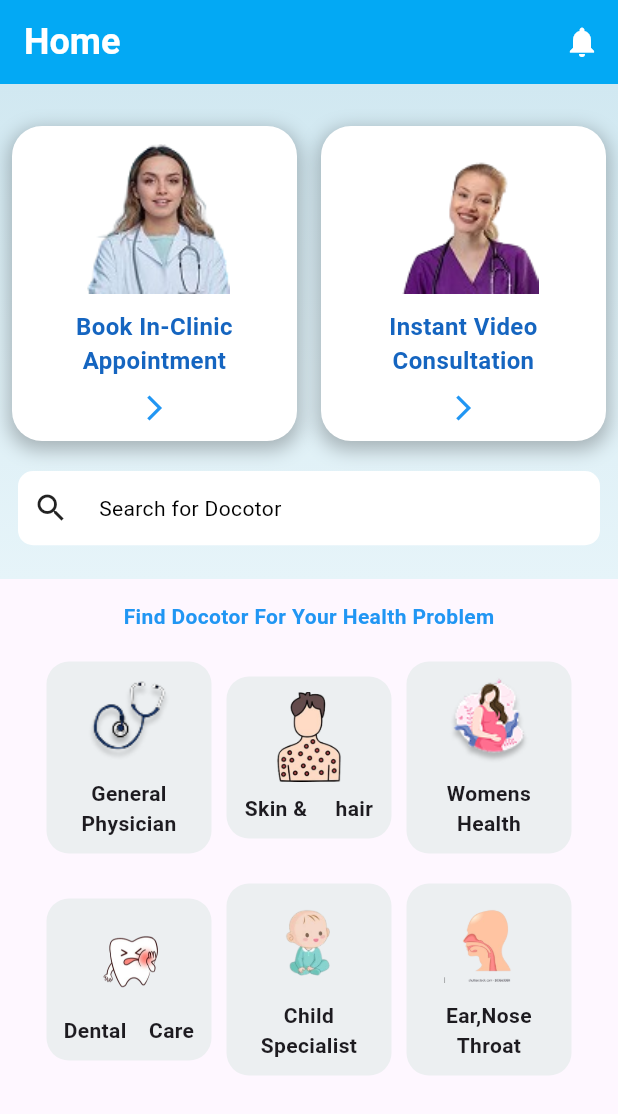
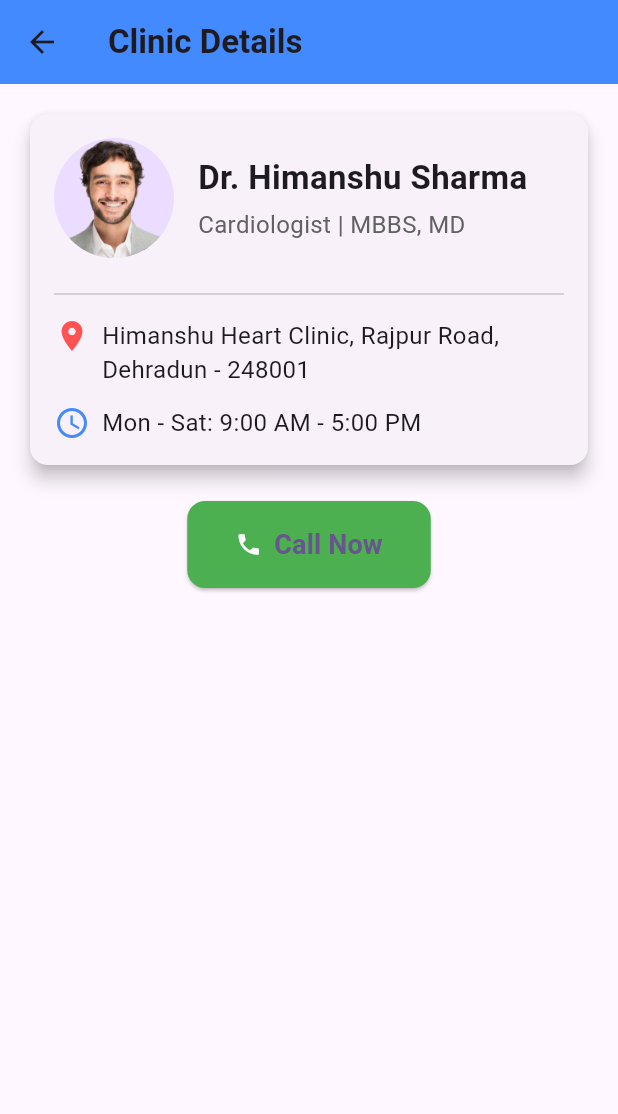
Before and after one commit to NeerajBhatt411/hackthon_dbuu, a Flutter app: the PatientHomeScreen screen opened directly, after a tap on "Book In-Clinic Appointment", on a phone screen of 412 x 824 dp. Shown: the top 1114 px of the screen. Run offline on Flutter 3.47's test engine with Material 3 defaults, Android fonts, the phone set to English and light mode, and no system bars; our stand-ins replace cloud_firestore, firebase_auth, firebase_core, firebase_storage, fluttertoast, google_sign_in and 2 more; accounts and stored records are empty.

```diff
--- /dev/null
+++ b/lib/screenHackthon/clinic_appoinment.dart
@@ -0,0 +1,132 @@
+import 'package:flutter/material.dart';
+import 'package:url_launcher/url_launcher.dart'; // Import for phone call
+
+class ClinicAppointment extends StatefulWidget {
+  const ClinicAppointment({super.key});
+
+  @override
+  State<ClinicAppointment> createState() => _ClinicAppointmentState();
+}
+
+class _ClinicAppointmentState extends State<ClinicAppointment> {
+  // Function to make a call
+  void _makePhoneCall() async {
+    const phoneNumber = 'tel:7698810025';
+    if (await canLaunch(phoneNumber)) {
+      await launch(phoneNumber);
+    } else {
+      throw 'Could not launch $phoneNumber';
+    }
+  }
+
+  @override
+  Widget build(BuildContext context) {
+    return Scaffold(
+      appBar: AppBar(
+        title: Text("Clinic Details", style: TextStyle(fontWeight: FontWeight.bold)),
+        backgroundColor: Colors.blueAccent,
+      ),
+      body: SingleChildScrollView(
+        child: Padding(
+          padding: const EdgeInsets.all(16.0),
+          child: Column(
+            crossAxisAlignment: CrossAxisAlignment.start,
+            children: [
+              // Doctor Info Card
+              Card(
+                elevation: 5,
+                shape: RoundedRectangleBorder(
+                  borderRadius: BorderRadius.circular(12),
+                ),
+                child: Padding(
+                  padding: const EdgeInsets.all(16.0),
+                  child: Column(
+                    crossAxisAlignment: CrossAxisAlignment.start,
+                    children: [
+                      Row(
+                        children: [
+                          CircleAvatar(
+                            radius: 40,
+                            backgroundImage: AssetImage('assets/icons/profile.png'), // Dummy doctor image
+                          ),
+                          SizedBox(width: 16),
+                          Expanded(
+                            child: Column(
+                              crossAxisAlignment: CrossAxisAlignment.start,
+                              children: [
+                                Text(
+                                  "Dr. Himanshu Sharma",
+                                  style: TextStyle(fontSize: 22, fontWeight: FontWeight.bold),
+                                ),
+                                SizedBox(height: 4),
+                                Text(
+                                  "Cardiologist | MBBS, MD",
+                                  style: TextStyle(fontSize: 16, color: Colors.grey[700]),
+                                ),
+                              ],
+                            ),
+                          ),
+                        ],
+                      ),
+                      SizedBox(height: 16),
+                      Divider(),
+                      SizedBox(height: 8),
+
+                      // Clinic Address
+                      Row(
+                        crossAxisAlignment: CrossAxisAlignment.start,
+                        children: [
+                          Icon(Icons.location_on, color: Colors.redAccent),
+                          SizedBox(width: 8),
+                          Expanded(
+                            child: Text(
+                              "Himanshu Heart Clinic, Rajpur Road, Dehradun - 248001",
+                              style: TextStyle(fontSize: 16),
+                            ),
+                          ),
+                        ],
+                      ),
+                      SizedBox(height: 12),
+
+                      // Opening Hours
+                      Row(
+                        children: [
+                          Icon(Icons.access_time, color: Colors.blueAccent),
+                          SizedBox(width: 8),
+                          Text(
+                            "Mon - Sat: 9:00 AM - 5:00 PM",
+                            style: TextStyle(fontSize: 16),
+                          ),
+                        ],
+                      ),
+                    ],
+                  ),
+                ),
+              ),
+              SizedBox(height: 20),
+
+              // Call Now Button
+              Center(
+                child: ElevatedButton.icon(
+                  onPressed: _makePhoneCall,
+                  icon: Icon(Icons.phone, color: Colors.white),
+                  label: Text(
+                    "Call Now",
+                    style: TextStyle(fontSize: 18, fontWeight: FontWeight.bold),
+                  ),
+                  style: ElevatedButton.styleFrom(
+                    backgroundColor: Colors.green,
+                    padding: EdgeInsets.symmetric(horizontal: 32, vertical: 16),
+                    shape: RoundedRectangleBorder(
+                      borderRadius: BorderRadius.circular(12),
+                    ),
+                  ),
+                ),
+              ),
+            ],
+          ),
+        ),
+      ),
+    );
+  }
+}
--- a/lib/screenHackthon/patient_home_screen.dart
+++ b/lib/screenHackthon/patient_home_screen.dart
@@ -1,4 +1,6 @@
 import 'package:flutter/material.dart';
+import 'package:untitled2/screenHackthon/chat_screen.dart';
+import 'package:untitled2/screenHackthon/clinic_appoinment.dart';
 import 'package:url_launcher/url_launcher.dart'; // Import the url_launcher package
 import 'package:untitled2/screenHackthon/doctor_detail.dart';
 import 'package:untitled2/util/app_theme.dart';
@@ -35,11 +37,18 @@ class _PatientHomeScreenState extends State<PatientHomeScreen> {
           // backgroundColor: Colors.white,
           elevation: 0,
           actions: [
-            IconButton(
-              icon: Icon(Icons.notifications, color: Colors.white),
-              onPressed: () {
-                // Handle notification button press
+            GestureDetector(
+              onTap: () {
+
+
               },
+              child: IconButton(
+                icon: Icon(Icons.notifications, color: Colors.white),
+                onPressed: () {
+                  Navigator.push(context, MaterialPageRoute(builder: (context) => ChatScreen(),));
+
+                },
+              ),
             ),
           ],
         ),
@@ -69,6 +78,7 @@ class _PatientHomeScreenState extends State<PatientHomeScreen> {
                             imagePath: 'assets/icons/docotor2.png',
                             title: 'Book In-Clinic Appointment',
                             onTap: () {
+                             Navigator.push(context, MaterialPageRoute(builder: (context) => ClinicAppointment(),));
                               // Handle in-clinic appointment booking
                             },
                           ),
@@ -280,14 +290,14 @@ class _PatientHomeScreenState extends State<PatientHomeScreen> {
                           padding: EdgeInsets.all(10),
                           decoration: BoxDecoration(
                             color:
-                                Colors.blueGrey[50], // Light background color
+                                Colors.blueGrey[50],
                             borderRadius: BorderRadius.circular(15),
                           ),
                           child: Column(
                             mainAxisSize: MainAxisSize.min,
                             children: [
                               Image.asset(
-                                'assets/icons/img5.png', // Replace with your image path
+                                'assets/icons/img5.png',
                                 height: 60,
                                 width: 60,
                                 fit: BoxFit.contain,
```
Also changed, not shown: lib/screenHackthon/chat_screen.dart (added, +105 -0 lines), 1 other file.
